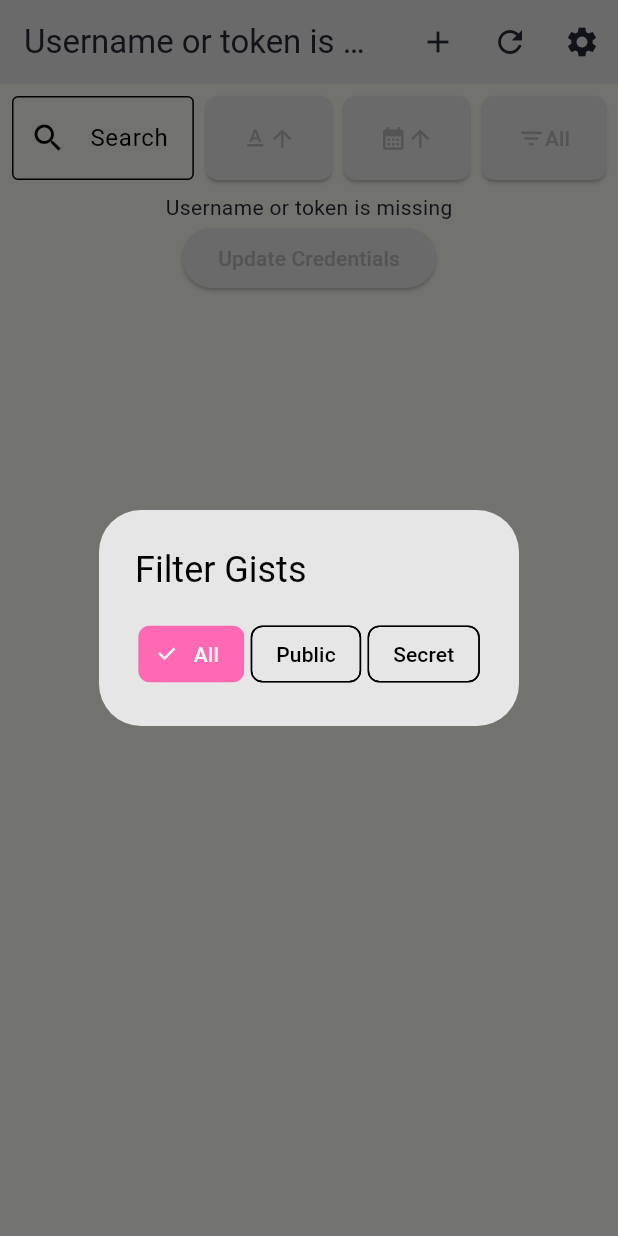
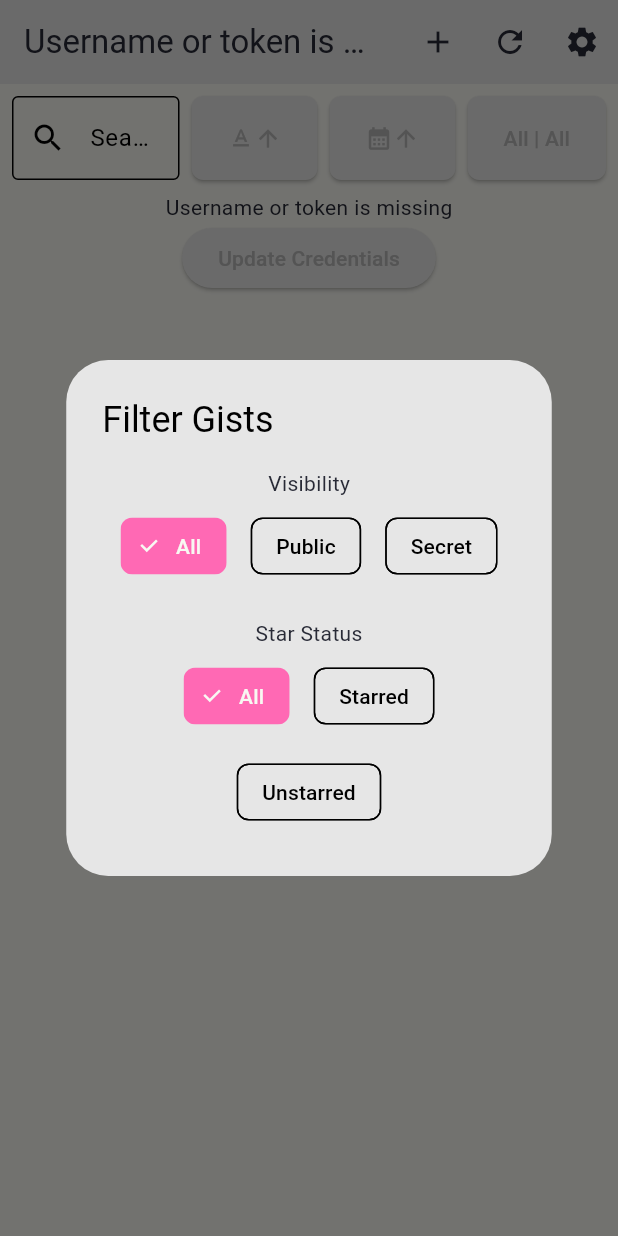
Before and after one commit to asad-albadi/gist_manager, a Flutter app: the screen it shows after launch, after a tap on "All", on a phone screen of 412 x 824 dp. Run offline on Flutter 3.47's test engine with Material 3 defaults, Android fonts, the phone set to English and light mode, and no system bars; our stand-ins replace flutter_markdown, shared_preferences; missing offline and left inert: markdown; accounts and stored records are empty.

Commit message:
Star & Unstar along with filters

```diff
--- a/lib/models/gist_model.dart
+++ b/lib/models/gist_model.dart
@@ -1,5 +1,3 @@
-// gist_model.dart
-
 class Gist {
   final String id;
   final String filename;
@@ -7,7 +5,8 @@ class Gist {
   final String content;
   final String createdAt;
   final String url;
-  final bool isPublic; // Add this line
+  final bool isPublic;
+  final bool isStarred;
 
   Gist({
     required this.id,
@@ -16,10 +15,11 @@ class Gist {
     required this.content,
     required this.createdAt,
     required this.url,
-    required this.isPublic, // Add this line
+    required this.isPublic,
+    required this.isStarred,
   });
 
-  factory Gist.fromJson(Map<String, dynamic> json) {
+  factory Gist.fromJson(Map<String, dynamic> json, bool isStarred) {
     return Gist(
       id: json['id'],
       filename: json['files'].values.first['filename'] ?? 'No filename',
@@ -27,7 +27,8 @@ class Gist {
       content: json['files'].values.first['content'] ?? 'No content',
       createdAt: json['created_at'] ?? 'Unknown date',
       url: json['html_url'],
-      isPublic: json['public'], // Add this line
+      isPublic: json['public'],
+      isStarred: isStarred,
     );
   }
 }
--- a/lib/screens/gist_list_screen.dart
+++ b/lib/screens/gist_list_screen.dart
@@ -60,17 +60,28 @@ class _GistListScreenState extends State<GistListScreen> {
     );
   }
 
+  String _selectedVisibilityFilter = 'All';
+  String _selectedStarFilter = 'All';
+
   void _showFilterPopup() {
     showDialog(
       context: context,
       builder: (BuildContext context) {
         return FilterPopup(
-          currentFilter: _currentFilter,
-          onFilterChanged: (filter) {
+          currentVisibilityFilter: _selectedVisibilityFilter,
+          currentStarFilter: _selectedStarFilter,
+          onVisibilityFilterChanged: (newFilter) {
             setState(() {
-              _currentFilter = filter;
+              _selectedVisibilityFilter = newFilter;
               Provider.of<GistProvider>(context, listen: false)
-                  .filterGists(filter);
+                  .setVisibilityFilter(newFilter);
+            });
+          },
+          onStarFilterChanged: (newFilter) {
+            setState(() {
+              _selectedStarFilter = newFilter;
+              Provider.of<GistProvider>(context, listen: false)
+                  .setStarFilter(newFilter);
             });
           },
         );
@@ -227,8 +238,22 @@ class _GistListScreenState extends State<GistListScreen> {
                       ),
                       child: Row(
                         children: [
-                          const Icon(Icons.filter_list),
-                          Text(_currentFilter.toString())
+                          /*
+                          const Icon(Icons.filter_list), */
+
+                          if (_selectedVisibilityFilter.toString() == "All")
+                            const Text("All"),
+                          if (_selectedVisibilityFilter.toString() == "Public")
+                            const Icon(Icons.public),
+                          if (_selectedVisibilityFilter.toString() == "Secret")
+                            const Icon(Icons.lock),
+                          const Text(" | "),
+                          if (_selectedStarFilter.toString() == "All")
+                            const Text("All"),
+                          if (_selectedStarFilter.toString() == "Starred")
+                            const Icon(Icons.star),
+                          if (_selectedStarFilter.toString() == "Unstarred")
+                            const Icon(Icons.star_border),
                         ],
                       ),
                     ),
@@ -303,6 +328,21 @@ class _GistListScreenState extends State<GistListScreen> {
                                   ),
                                 ),
                                 IconButton(
+                                  icon: Icon(
+                                    color: Colors.amber,
+                                    gist.isStarred
+                                        ? Icons.star
+                                        : Icons.star_border,
+                                  ),
+                                  onPressed: () async {
+                                    if (gist.isStarred) {
+                                      await gistProvider.unstarGist(gist.id);
+                                    } else {
+                                      await gistProvider.starGist(gist.id);
+                                    }
+                                  },
+                                ),
+                                IconButton(
                                   tooltip: "Click here to go to: ${gist.url}",
                                   icon: const Icon(Icons.link, size: 18.0),
                                   onPressed: () {
--- a/lib/widgets/filter_popup.dart
+++ b/lib/widgets/filter_popup.dart
@@ -1,49 +1,118 @@
-// filter_popup.dart
-
 import 'package:flutter/material.dart';
 
 class FilterPopup extends StatelessWidget {
-  final String currentFilter;
-  final Function(String) onFilterChanged;
+  final String currentVisibilityFilter;
+  final String currentStarFilter;
+  final Function(String) onVisibilityFilterChanged;
+  final Function(String) onStarFilterChanged;
 
-  FilterPopup({required this.currentFilter, required this.onFilterChanged});
+  const FilterPopup({
+    super.key,
+    required this.currentVisibilityFilter,
+    required this.currentStarFilter,
+    required this.onVisibilityFilterChanged,
+    required this.onStarFilterChanged,
+  });
 
   @override
   Widget build(BuildContext context) {
     return AlertDialog(
       title: const Text('Filter Gists'),
-      content: Wrap(
-        alignment: WrapAlignment.spaceAround,
+      content: Column(
+        mainAxisSize: MainAxisSize.min,
         children: [
-          ChoiceChip(
+          const Text('Visibility'),
+          Wrap(
+            crossAxisAlignment: WrapCrossAlignment.center,
+            alignment: WrapAlignment.center,
+            children: [
+              Padding(
+                padding: const EdgeInsets.all(8.0),
+                child: ChoiceChip(
                   label: const Text('All'),
-            selected: currentFilter == 'All',
+                  selected: currentVisibilityFilter == 'All',
                   onSelected: (selected) {
                     if (selected) {
-                onFilterChanged('All');
+                      onVisibilityFilterChanged('All');
                       Navigator.of(context).pop();
                     }
                   },
                 ),
-          ChoiceChip(
+              ),
+              Padding(
+                padding: const EdgeInsets.all(8.0),
+                child: ChoiceChip(
                   label: const Text('Public'),
-            selected: currentFilter == 'Public',
+                  selected: currentVisibilityFilter == 'Public',
                   onSelected: (selected) {
                     if (selected) {
-                onFilterChanged('Public');
+                      onVisibilityFilterChanged('Public');
                       Navigator.of(context).pop();
                     }
                   },
                 ),
-          ChoiceChip(
+              ),
+              Padding(
+                padding: const EdgeInsets.all(8.0),
+                child: ChoiceChip(
                   label: const Text('Secret'),
-            selected: currentFilter == 'Secret',
+                  selected: currentVisibilityFilter == 'Secret',
                   onSelected: (selected) {
                     if (selected) {
-                onFilterChanged('Secret');
+                      onVisibilityFilterChanged('Secret');
                       Navigator.of(context).pop();
                     }
                   },
+                ),
+              ),
+            ],
+          ),
+          const SizedBox(height: 16),
+          const Text('Star Status'),
+          Wrap(
+            crossAxisAlignment: WrapCrossAlignment.center,
+            alignment: WrapAlignment.center,
+            children: [
+              Padding(
+                padding: const EdgeInsets.all(8.0),
+                child: ChoiceChip(
+                  label: const Text('All'),
+                  selected: currentStarFilter == 'All',
+                  onSelected: (selected) {
+                    if (selected) {
+                      onStarFilterChanged('All');
+                      Navigator.of(context).pop();
+                    }
+                  },
+                ),
+              ),
+              Padding(
+                padding: const EdgeInsets.all(8.0),
+                child: ChoiceChip(
+                  label: const Text('Starred'),
+                  selected: currentStarFilter == 'Starred',
+                  onSelected: (selected) {
+                    if (selected) {
+                      onStarFilterChanged('Starred');
+                      Navigator.of(context).pop();
+                    }
+                  },
+                ),
+              ),
+              Padding(
+                padding: const EdgeInsets.all(8.0),
+                child: ChoiceChip(
+                  label: const Text('Unstarred'),
+                  selected: currentStarFilter == 'Unstarred',
+                  onSelected: (selected) {
+                    if (selected) {
+                      onStarFilterChanged('Unstarred');
+                      Navigator.of(context).pop();
+                    }
+                  },
+                ),
+              ),
+            ],
           ),
         ],
       ),
```
Also changed, not shown: lib/providers/gist_provider.dart (+83 -19 lines), lib/services/api_service.dart (+43 -4 lines). Lines whose indentation alone changed are shown as unchanged.
